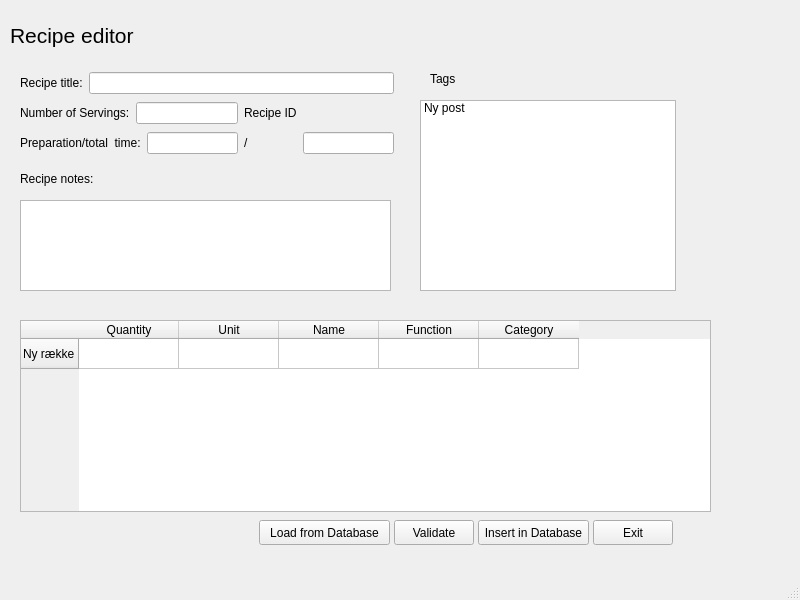
First picture: the form in PyQt-recipe-editor-ui.ui, repository askemj/pyqtrecipeeditor, before the edit.
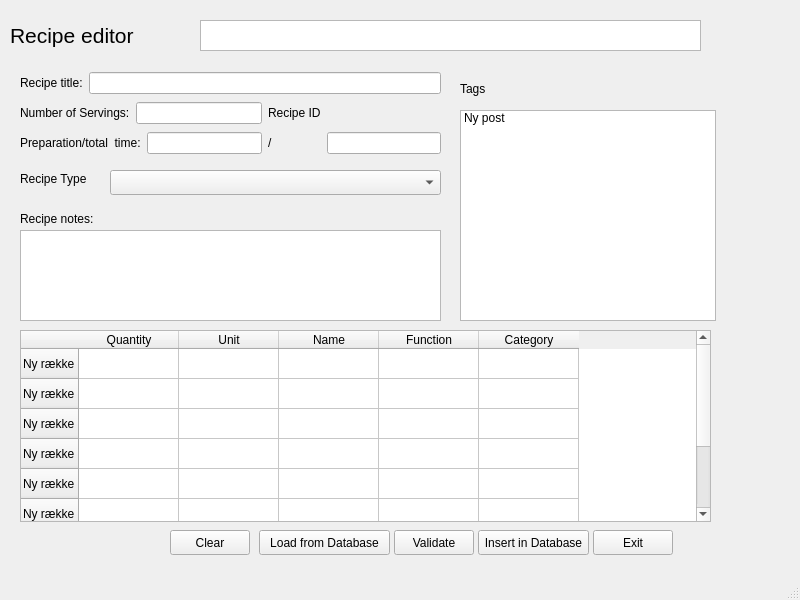
Second picture: the form after the edit.

The edit to the form file:
```diff
--- a/PyQt-recipe-editor-ui.ui
+++ b/PyQt-recipe-editor-ui.ui
@@ -19,7 +19,7 @@
      <rect>
       <x>10</x>
       <y>20</y>
-      <width>261</width>
+      <width>141</width>
       <height>31</height>
      </rect>
     </property>
@@ -36,7 +36,7 @@
     <property name="geometry">
      <rect>
       <x>20</x>
-      <y>170</y>
+      <y>210</y>
       <width>81</width>
       <height>17</height>
      </rect>
@@ -49,8 +49,8 @@
     <property name="geometry">
      <rect>
       <x>20</x>
-      <y>200</y>
-      <width>371</width>
+      <y>230</y>
+      <width>421</width>
       <height>91</height>
      </rect>
     </property>
@@ -59,7 +59,7 @@
     <property name="geometry">
      <rect>
       <x>20</x>
-      <y>320</y>
+      <y>330</y>
       <width>691</width>
       <height>192</height>
      </rect>
@@ -69,6 +69,41 @@
       <string>Ny række</string>
      </property>
     </row>
+    <row>
+     <property name="text">
+      <string>Ny række</string>
+     </property>
+    </row>
+    <row>
+     <property name="text">
+      <string>Ny række</string>
+     </property>
+    </row>
+    <row>
+     <property name="text">
+      <string>Ny række</string>
+     </property>
+    </row>
+    <row>
+     <property name="text">
+      <string>Ny række</string>
+     </property>
+    </row>
+    <row>
+     <property name="text">
+      <string>Ny række</string>
+     </property>
+    </row>
+    <row>
+     <property name="text">
+      <string>Ny række</string>
+     </property>
+    </row>
+    <row>
+     <property name="text">
+      <string>Ny række</string>
+     </property>
+    </row>
     <column>
      <property name="text">
       <string>Quantity</string>
@@ -98,10 +133,10 @@
    <widget class="QListWidget" name="listWidget">
     <property name="geometry">
      <rect>
-      <x>420</x>
-      <y>100</y>
+      <x>460</x>
+      <y>110</y>
       <width>256</width>
-      <height>191</height>
+      <height>211</height>
      </rect>
     </property>
     <item>
@@ -113,8 +148,8 @@
    <widget class="QLabel" name="label_8">
     <property name="geometry">
      <rect>
-      <x>430</x>
-      <y>70</y>
+      <x>460</x>
+      <y>80</y>
       <width>81</width>
       <height>17</height>
      </rect>
@@ -128,7 +163,7 @@
      <rect>
       <x>20</x>
       <y>70</y>
-      <width>374</width>
+      <width>421</width>
       <height>89</height>
      </rect>
     </property>
@@ -186,7 +221,7 @@
     <property name="geometry">
      <rect>
       <x>394</x>
-      <y>520</y>
+      <y>530</y>
       <width>80</width>
       <height>25</height>
      </rect>
@@ -199,7 +234,7 @@
     <property name="geometry">
      <rect>
       <x>259</x>
-      <y>520</y>
+      <y>530</y>
       <width>131</width>
       <height>25</height>
      </rect>
@@ -212,7 +247,7 @@
     <property name="geometry">
      <rect>
       <x>478</x>
-      <y>520</y>
+      <y>530</y>
       <width>111</width>
       <height>25</height>
      </rect>
@@ -225,7 +260,7 @@
     <property name="geometry">
      <rect>
       <x>593</x>
-      <y>520</y>
+      <y>530</y>
       <width>80</width>
       <height>25</height>
      </rect>
@@ -234,6 +269,55 @@
      <string>Exit</string>
     </property>
    </widget>
+   <widget class="QPushButton" name="btnClear">
+    <property name="geometry">
+     <rect>
+      <x>170</x>
+      <y>530</y>
+      <width>80</width>
+      <height>25</height>
+     </rect>
+    </property>
+    <property name="text">
+     <string>Clear</string>
+    </property>
+   </widget>
+   <widget class="QTextBrowser" name="disHUD">
+    <property name="geometry">
+     <rect>
+      <x>200</x>
+      <y>20</y>
+      <width>501</width>
+      <height>31</height>
+     </rect>
+    </property>
+    <property name="autoFillBackground">
+     <bool>false</bool>
+    </property>
+   </widget>
+   <widget class="QLabel" name="label_9">
+    <property name="geometry">
+     <rect>
+      <x>20</x>
+      <y>170</y>
+      <width>81</width>
+      <height>17</height>
+     </rect>
+    </property>
+    <property name="text">
+     <string>Recipe Type</string>
+    </property>
+   </widget>
+   <widget class="QComboBox" name="inpRecType">
+    <property name="geometry">
+     <rect>
+      <x>110</x>
+      <y>170</y>
+      <width>331</width>
+      <height>25</height>
+     </rect>
+    </property>
+   </widget>
   </widget>
   <widget class="QMenuBar" name="menubar">
    <property name="geometry">
```
Left out of the diff: 22 changed lines with no effect on the pictures.
